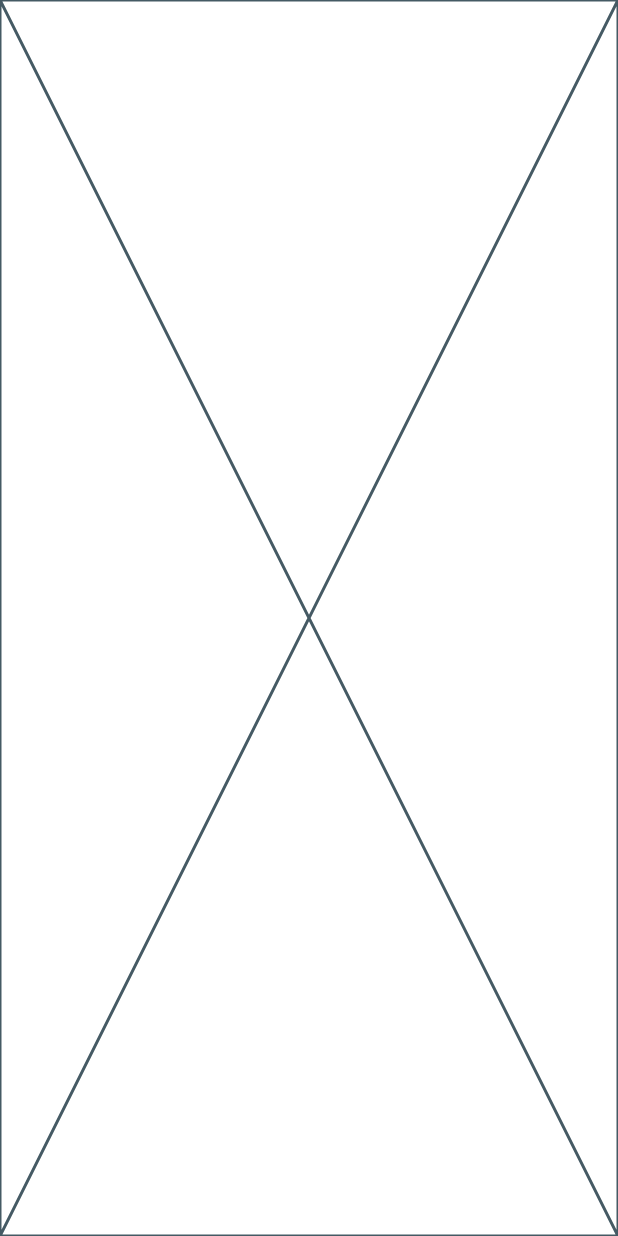
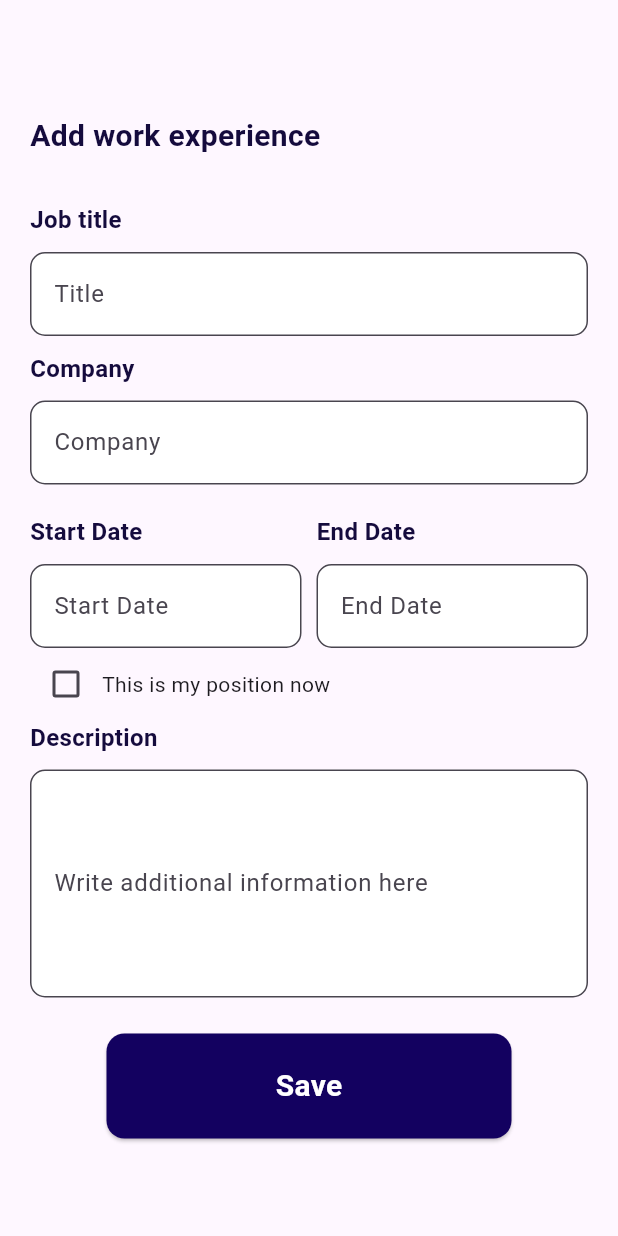
Before and after one commit to muhammaddevuz/aytisoft, a Flutter app: the screen it shows after launch, on a phone screen of 412 x 824 dp. Run offline on Flutter 3.47's test engine with Material 3 defaults, Android fonts, the phone set to English and light mode, and no system bars; drawn by our look-alikes of zoom_tap_animation; our stand-ins replace flutter_screenutil.

Commit message:
work exp 80

```diff
--- a/lib/main.dart
+++ b/lib/main.dart
@@ -1,3 +1,4 @@
+import 'package:aytijobs/ui/screens/workExp_screen.dart';
 import 'package:flutter/material.dart';
 
 void main(List<String> args) {
@@ -9,7 +10,9 @@ class MyApp extends StatelessWidget {
 
   @override
   Widget build(BuildContext context) {
-    return const Placeholder();
+    return MaterialApp(
+      debugShowCheckedModeBanner: false,
+      home: WorkexpScreen(),
+    );
   }
 }
-//das
--- a/lib/ui/screens/as.dart
+++ /dev/null
@@ -1 +0,0 @@
-// asddas
--- /dev/null
+++ b/lib/ui/screens/workExp_screen.dart
@@ -0,0 +1,193 @@
+// ignore: file_names
+import 'package:aytijobs/ui/widgets/textFieldForm.dart';
+import 'package:flutter/material.dart';
+import 'package:zoom_tap_animation/zoom_tap_animation.dart';
+
+class WorkexpScreen extends StatefulWidget {
+  const WorkexpScreen({super.key});
+
+  @override
+  State<WorkexpScreen> createState() => _WorkexpScreenState();
+}
+
+class _WorkexpScreenState extends State<WorkexpScreen> {
+  submit() {}
+
+  @override
+  Widget build(BuildContext context) {
+    return Scaffold(
+      appBar: AppBar(),
+      body: SingleChildScrollView(
+        padding: const EdgeInsets.all(20),
+        child: Column(
+          crossAxisAlignment: CrossAxisAlignment.start,
+          children: [
+            const Text(
+              'Add work experience',
+              style: TextStyle(
+                fontWeight: FontWeight.bold,
+                fontSize: 20,
+                color: Color(0xFF150B3D),
+              ),
+            ),
+            const SizedBox(height: 30),
+            const Text(
+              'Job title',
+              style: TextStyle(
+                fontWeight: FontWeight.bold,
+                fontSize: 16,
+                color: Color(0xFF150B3D),
+              ),
+            ),
+            const SizedBox(height: 10),
+            Textfieldform(
+              filledColor: Colors.white,
+              validatorfunc: (value) {
+                if (value == null || value.isEmpty) {
+                  return 'Please enter job title';
+                }
+                return null;
+              },
+              labelText: 'Title',
+            ),
+            const SizedBox(height: 10),
+            const Text(
+              'Company',
+              style: TextStyle(
+                fontWeight: FontWeight.bold,
+                fontSize: 16,
+                color: Color(0xFF150B3D),
+              ),
+            ),
+            const SizedBox(height: 10),
+            Textfieldform(
+              filledColor: Colors.white,
+              validatorfunc: (value) {
+                if (value == null || value.isEmpty) {
+                  return 'Please enter company name';
+                }
+                return null;
+              },
+              labelText: 'Company',
+            ),
+            const SizedBox(height: 20),
+            Row(
+              mainAxisAlignment: MainAxisAlignment.spaceAround,
+              children: [
+                Expanded(
+                  child: Column(
+                    crossAxisAlignment: CrossAxisAlignment.start,
+                    children: [
+                      const Text(
+                        'Start Date',
+                        style: TextStyle(
+                          fontWeight: FontWeight.bold,
+                          fontSize: 16,
+                          color: Color(0xFF150B3D),
+                        ),
+                      ),
+                      const SizedBox(height: 10),
+                      Textfieldform(
+                        filledColor: Colors.white,
+                        validatorfunc: (value) {
+                          if (value == null || value.isEmpty) {
+                            return 'Please enter start date';
+                          }
+                          return null;
+                        },
+                        labelText: 'Start Date',
+                      ),
+                    ],
+                  ),
+                ),
+                const SizedBox(width: 10),
+                Expanded(
+                  child: Column(
+                    crossAxisAlignment: CrossAxisAlignment.start,
+                    children: [
+                      const Text(
+                        'End Date',
+                        style: TextStyle(
+                          fontWeight: FontWeight.bold,
+                          fontSize: 16,
+                          color: Color(0xFF150B3D),
+                        ),
+                      ),
+                      const SizedBox(height: 10),
+                      Textfieldform(
+                        filledColor: Colors.white,
+                        validatorfunc: (value) {
+                          if (value == null || value.isEmpty) {
+                            return 'Please enter end date';
+                          }
+                          return null;
+                        },
+                        labelText: 'End Date',
+                      ),
+                    ],
+                  ),
+                ),
+              ],
+            ),
+            Row(
+              children: [
+                Checkbox(
+                  value: false,
+                  onChanged: (value) {
+                    value = false;
+                  },
+                ),
+                const Text(
+                  'This is my position now',
+                ),
+              ],
+            ),
+            const Text(
+              'Description',
+              style: TextStyle(
+                fontWeight: FontWeight.bold,
+                fontSize: 16,
+                color: Color(0xFF150B3D),
+              ),
+            ),
+            const SizedBox(height: 10),
+            Textfieldform(
+              maxLines: 5,
+              filledColor: Colors.white,
+              validatorfunc: (value) {
+                if (value == null || value.isEmpty) {
+                  return 'Please enter description name';
+                }
+                return null;
+              },
+              labelText: 'Write additional information here',
+            ),
+            const SizedBox(
+              height: 20,
+            ),
+            Center(
+              child: ZoomTapAnimation(
+                onTap: submit,
+                child: Card(
+                  color: const Color(0xFF130160),
+                  child: Container(
+                    alignment: Alignment.center,
+                    width: 270,
+                    height: 70,
+                    child: const Text(
+                      "Save",
+                      style: TextStyle(
+                          color: Colors.white,
+                          fontWeight: FontWeight.bold,
+                          fontSize: 20),
+                    ),
+                  ),
+                ),
+              ),
+            ),
+          ],
+        ),
+      ),
+    );
+  }
+}
--- /dev/null
+++ b/lib/ui/widgets/textFieldForm.dart
@@ -0,0 +1,30 @@
+import 'package:flutter/material.dart';
+
+class Textfieldform extends StatelessWidget {
+  final Color? filledColor;
+  String? labelText;
+  int? maxLines;
+  final String? Function(String?)? validatorfunc;
+  Textfieldform(
+      {super.key,
+      this.filledColor,
+      this.labelText,
+      this.validatorfunc,
+      this.maxLines});
+
+  @override
+  Widget build(BuildContext context) {
+    return TextFormField(
+      validator: validatorfunc,
+      maxLines: maxLines,
+      decoration: InputDecoration(
+        filled: true,
+        fillColor: filledColor,
+        labelText: labelText,
+        border: OutlineInputBorder(
+          borderRadius: BorderRadius.circular(10),
+        ),
+      ),
+    );
+  }
+}
--- a/pubspec.yaml
+++ b/pubspec.yaml
@@ -36,6 +36,7 @@ dependencies:
   # Use with the CupertinoIcons class for iOS style icons.
   cupertino_icons: ^1.0.6
   flutter_screenutil: ^5.9.3
+  zoom_tap_animation: ^1.1.0
 
 dev_dependencies:
   flutter_test:
```
Also changed, not shown: pubspec.lock.
